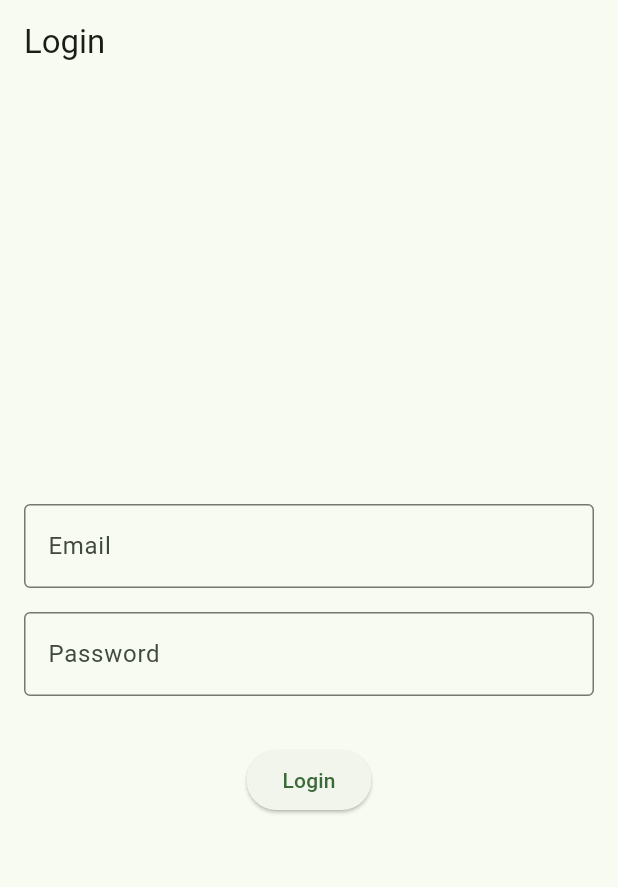
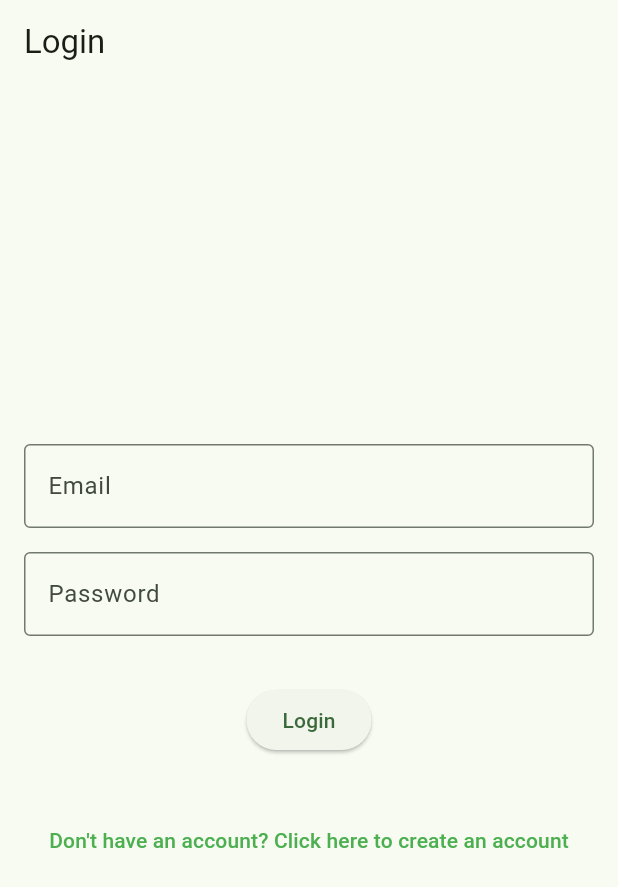
Before and after one commit to victormusembi11/pizza_app, a Flutter app: the screen it shows after launch, on a phone screen of 412 x 824 dp. Shown: the top 887 px of the screen. Run offline on Flutter 3.47's test engine with Material 3 defaults, Android fonts, the phone set to English and light mode, and no system bars.

Commit message:
feat: Add registration link to login page
This commit adds a registration link to the login page. Users who do not have an account can now click on the link to navigate to the registration page and create a new account. This change enhances the user experience by providing a convenient way for new users to sign up for the application.

```diff
--- a/lib/screens/login.dart
+++ b/lib/screens/login.dart
@@ -4,6 +4,7 @@ import 'package:http/http.dart' as http;
 import 'package:provider/provider.dart';
 
 import '../providers/auth_provider.dart';
+import './register.dart';
 
 class LoginPage extends StatelessWidget {
   const LoginPage({super.key});
@@ -91,6 +92,20 @@ class LoginPage extends StatelessWidget {
               onPressed: _login,
               child: const Text('Login'),
             ),
+            const SizedBox(height: 16),
+            const SizedBox(height: 16),
+            TextButton(
+              onPressed: () {
+                Navigator.pushReplacement(
+                  context,
+                  MaterialPageRoute(builder: (context) => const RegisterPage()),
+                );
+              },
+              child: const Text(
+                "Don't have an account? Click here to create an account",
+                style: TextStyle(color: Colors.green),
+              ),
+            ),
           ],
         ),
       ),
```
